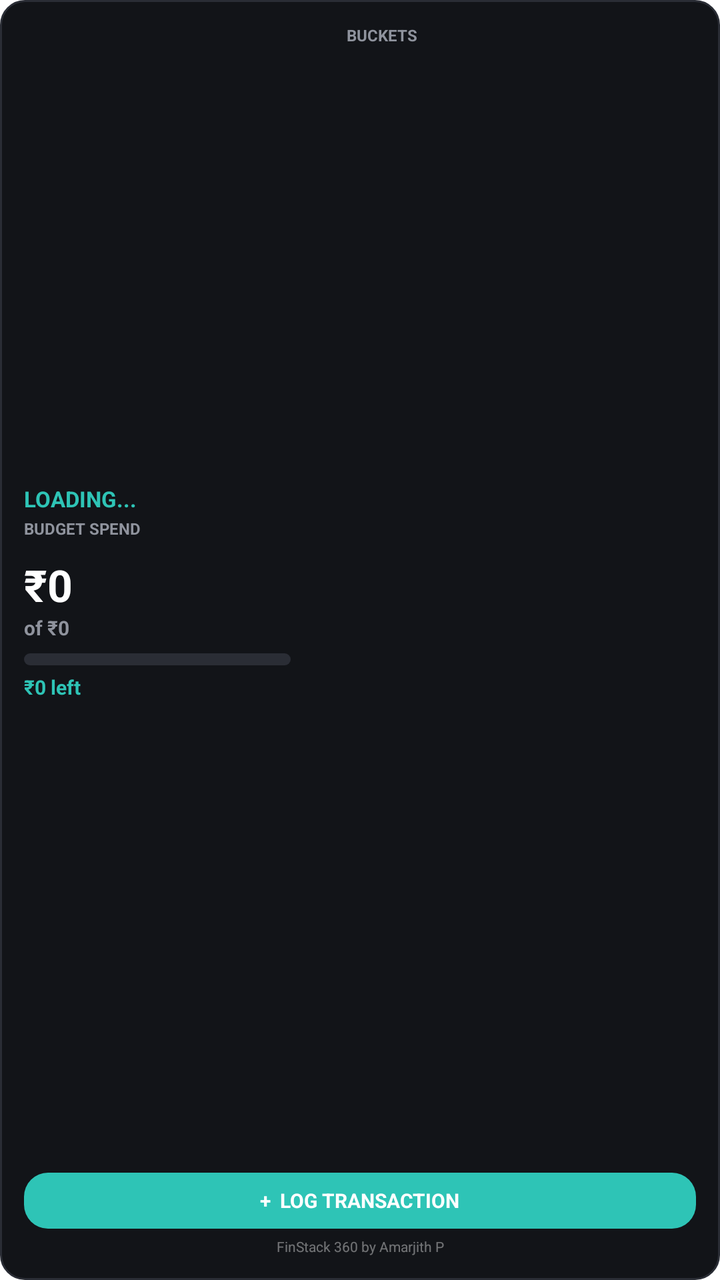
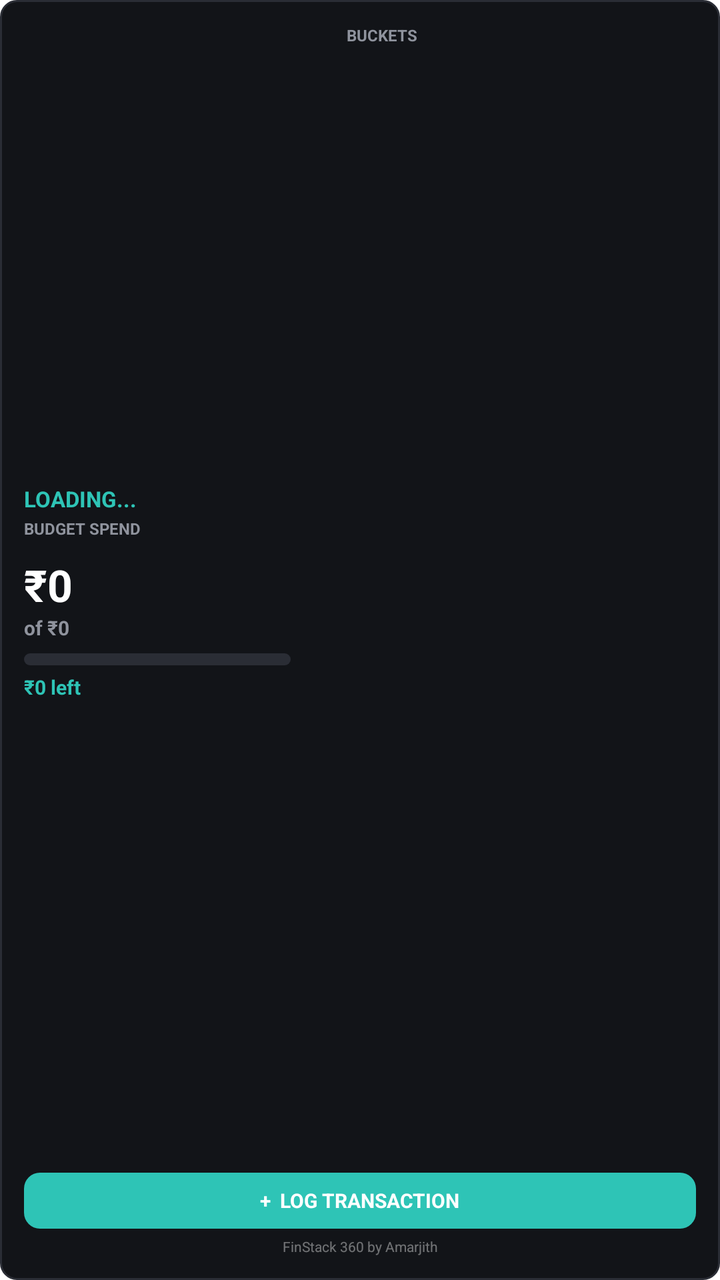

Two renders of the same Android screen: before a commit and after it. Below are the layout's source before the change and the commit's diff.
<!-- AndroidManifest.xml: fallback theme Theme.MaterialComponents.DayNight.NoActionBar -->
<!-- res/layout/budget_widget.xml -->
<?xml version="1.0" encoding="utf-8"?>
<LinearLayout xmlns:android="http://schemas.android.com/apk/res/android"
    android:layout_width="match_parent"
    android:layout_height="match_parent"
    android:background="@drawable/widget_background"
    android:orientation="vertical"
    android:padding="12dp">

    
    <LinearLayout
        android:layout_width="match_parent"
        android:layout_height="0dp"
        android:layout_weight="1"
        android:orientation="horizontal"
        android:baselineAligned="false">

        
        <LinearLayout
            android:layout_width="0dp"
            android:layout_height="match_parent"
            android:layout_weight="1"
            android:orientation="vertical"
            android:gravity="center_vertical">

            <TextView
                android:id="@+id/widget_month_text"
                android:layout_width="wrap_content"
                android:layout_height="wrap_content"
                android:text="LOADING..."
                android:textColor="#2EC4B6"
                android:textSize="11sp"
                android:textStyle="bold" />
            
            <TextView
                android:layout_width="wrap_content"
                android:layout_height="wrap_content"
                android:text="BUDGET SPEND"
                android:textColor="#8F939D"
                android:textSize="8sp"
                android:textStyle="bold"
                android:layout_marginTop="2dp" />

            
            <TextView
                android:id="@+id/widget_spent_text"
                android:layout_width="wrap_content"
                android:layout_height="wrap_content"
                android:text="₹0"
                android:textColor="#FFFFFF"
                android:textSize="22sp"
                android:textStyle="bold"
                android:layout_marginTop="8dp" />

            <TextView
                android:id="@+id/widget_total_text"
                android:layout_width="wrap_content"
                android:layout_height="wrap_content"
                android:text="of ₹0"
                android:textColor="#8F939D"
                android:textSize="10sp"
                android:textStyle="bold"
                android:layout_marginTop="0dp" />

            <ProgressBar
                android:id="@+id/widget_progress_bar"
                style="?android:attr/progressBarStyleHorizontal"
                android:layout_width="match_parent"
                android:layout_height="6dp"
                android:layout_marginTop="6dp"
                android:layout_marginEnd="12dp"
                android:progressDrawable="@drawable/widget_progress_drawable"
                android:max="100"
                android:progress="0" />

            <TextView
                android:id="@+id/widget_remaining_text"
                android:layout_width="wrap_content"
                android:layout_height="wrap_content"
                android:text="₹0 left"
                android:textColor="#2EC4B6"
                android:textSize="10sp"
                android:textStyle="bold"
                android:layout_marginTop="4dp" />
        </LinearLayout>

        
        <LinearLayout
            android:layout_width="0dp"
            android:layout_height="match_parent"
            android:layout_weight="1.2"
            android:layout_marginStart="16dp"
            android:orientation="vertical"
            android:gravity="top">
            
            <TextView
                android:layout_width="wrap_content"
                android:layout_height="wrap_content"
                android:text="BUCKETS"
                android:textColor="#8F939D"
                android:textSize="8sp"
                android:textStyle="bold"
                android:layout_marginBottom="6dp" />

            <LinearLayout
                android:id="@+id/buckets_container"
                android:layout_width="match_parent"
                android:layout_height="wrap_content"
                android:orientation="vertical" />
        </LinearLayout>

    </LinearLayout>

    
    <LinearLayout
        android:id="@+id/widget_add_button"
        android:layout_width="match_parent"
        android:layout_height="28dp"
        android:layout_marginTop="6dp"
        android:background="@drawable/widget_btn_bg"
        android:gravity="center"
        android:orientation="horizontal">
        
        <TextView
            android:layout_width="wrap_content"
            android:layout_height="wrap_content"
            android:text="+  LOG TRANSACTION"
            android:textColor="#FFFFFF"
            android:textSize="10sp"
            android:textStyle="bold" />
    </LinearLayout>

    
    <TextView
        android:layout_width="match_parent"
        android:layout_height="wrap_content"
        android:text="FinStack 360 by Amarjith P"
        android:textColor="#66FFFFFF"
        android:textSize="7sp"
        android:gravity="center"
        android:layout_marginTop="4dp" />

</LinearLayout>
<!-- resources referenced by this layout -->
<resources>
  <!-- drawable widget_background (drawable) -->
  <?xml version="1.0" encoding="utf-8"?>
  <shape xmlns:android="http://schemas.android.com/apk/res/android">
      <solid android:color="#121418" />
      <corners android:radius="12dp" />
      <stroke android:color="#2A2D35" android:width="1dp" />
  </shape>
  <!-- drawable widget_btn_bg (drawable) -->
  <?xml version="1.0" encoding="utf-8"?>
  <shape xmlns:android="http://schemas.android.com/apk/res/android">
      <solid android:color="#2EC4B6" />
      <corners android:radius="12dp" />
  </shape>
  <!-- drawable widget_progress_drawable (drawable) -->
  <?xml version="1.0" encoding="utf-8"?>
  <layer-list xmlns:android="http://schemas.android.com/apk/res/android">
      <item android:id="@android:id/background">
          <shape>
              <corners android:radius="4dp" />
              <solid android:color="#2A2D35" />
          </shape>
      </item>
      <item android:id="@android:id/progress">
          <clip>
              <shape>
                  <corners android:radius="4dp" />
                  <solid android:color="#2EC4B6" />
              </shape>
          </clip>
      </item>
  </layer-list>
</resources>

<!-- the commit's change to res/layout/budget_widget.xml (unified diff, before → after) -->
@@ -71,6 +71,17 @@
                 android:progressDrawable="@drawable/widget_progress_drawable"
                 android:max="100"
                 android:progress="0" />
+            <ProgressBar
+                android:id="@+id/widget_progress_bar_over"
+                style="?android:attr/progressBarStyleHorizontal"
+                android:layout_width="match_parent"
+                android:layout_height="6dp"
+                android:layout_marginTop="6dp"
+                android:layout_marginEnd="12dp"
+                android:progressDrawable="@drawable/widget_progress_over_drawable"
+                android:max="100"
+                android:progress="100"
+                android:visibility="gone" />
 
             <TextView
                 android:id="@+id/widget_remaining_text"
@@ -133,7 +144,7 @@
     <TextView
         android:layout_width="match_parent"
         android:layout_height="wrap_content"
-        android:text="FinStack 360 by Amarjith P"
+        android:text="FinStack 360 by Amarjith"
         android:textColor="#66FFFFFF"
         android:textSize="7sp"
         android:gravity="center"
<!-- resource entries referenced after the edit -->
@@ -4,14 +4,14 @@
   <?xml version="1.0" encoding="utf-8"?>
   <shape xmlns:android="http://schemas.android.com/apk/res/android">
       <solid android:color="#121418" />
-      <corners android:radius="12dp" />
+      <corners android:radius="8dp" />
       <stroke android:color="#2A2D35" android:width="1dp" />
   </shape>
   <!-- drawable widget_btn_bg (drawable) -->
   <?xml version="1.0" encoding="utf-8"?>
   <shape xmlns:android="http://schemas.android.com/apk/res/android">
       <solid android:color="#2EC4B6" />
-      <corners android:radius="12dp" />
+      <corners android:radius="8dp" />
   </shape>
   <!-- drawable widget_progress_drawable (drawable) -->
   <?xml version="1.0" encoding="utf-8"?>
@@ -31,5 +31,23 @@
           </clip>
       </item>
   </layer-list>
+  <!-- drawable widget_progress_over_drawable (drawable) -->
+  <?xml version="1.0" encoding="utf-8"?>
+  <layer-list xmlns:android="http://schemas.android.com/apk/res/android">
+      <item android:id="@android:id/background">
+          <shape>
+              <corners android:radius="4dp" />
+              <solid android:color="#2A2D35" />
+          </shape>
+      </item>
+      <item android:id="@android:id/progress">
+          <clip>
+              <shape>
+                  <corners android:radius="4dp" />
+                  <solid android:color="#E71D36" />
+              </shape>
+          </clip>
+      </item>
+  </layer-list>
 </resources>
 
